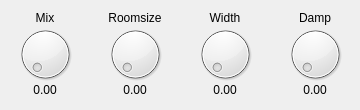
Qt form qtui/reverbsettings.ui (andre-tm-hui/ReVox) before a commit.
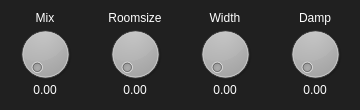
The same form after that commit.

```diff
--- a/qtui/reverbsettings.ui
+++ b/qtui/reverbsettings.ui
@@ -25,6 +25,10 @@
   <property name="windowTitle">
    <string>Dialog</string>
   </property>
+  <property name="styleSheet">
+   <string notr="true">background: #202020;
+color: #FFFFFF;</string>
+  </property>
   <widget class="QDial" name="mix">
    <property name="geometry">
     <rect>
```
